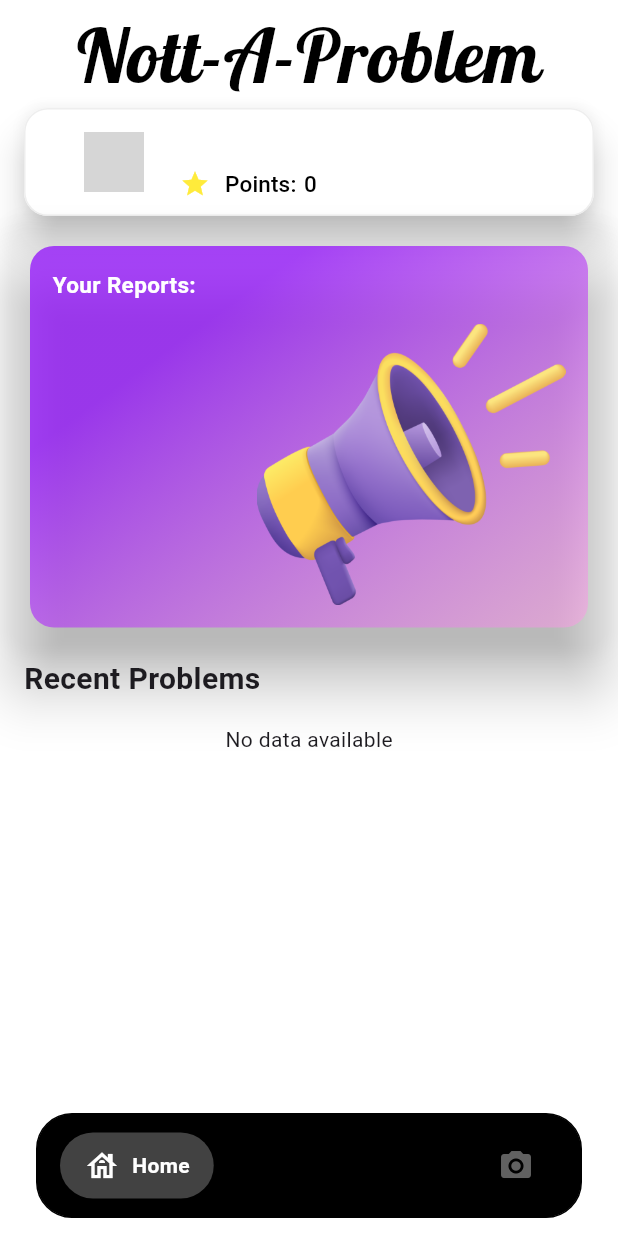
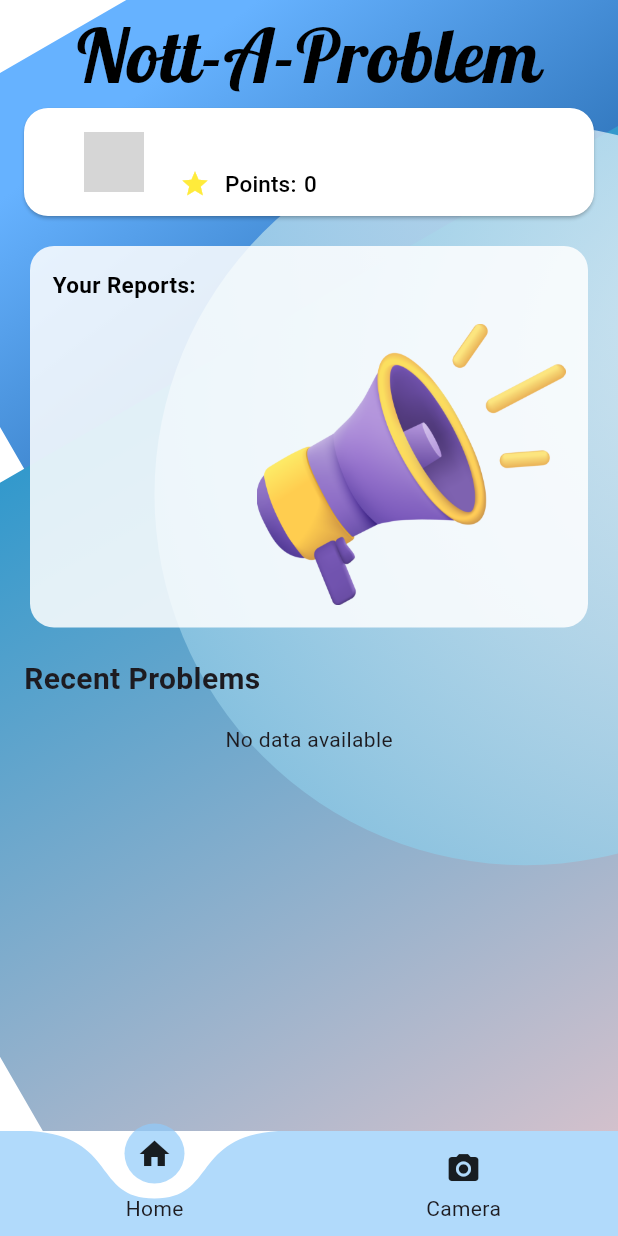
Before and after one commit to YeoYiXin/Problem-Reporting-System, a Flutter app: the screen it shows once a user with an empty profile is signed in, on a phone screen of 412 x 824 dp. Run offline on Flutter 3.47's test engine with Material 3 defaults, Android fonts, the phone set to English and light mode, and no system bars; drawn by our look-alikes of curved_labeled_navigation_bar, google_nav_bar; our stand-ins replace cloud_firestore, firebase_auth, firebase_core, firebase_database, firebase_storage, flutter_image_compress and 5 more; missing offline and left inert: maps_toolkit; accounts and stored records are empty; network calls fail; grey boxes are pictures that could not be loaded.

Commit message:
updated UI

```diff
--- a/lib/pages/dashboard/components/bottom_navigation_bar.dart
+++ b/lib/pages/dashboard/components/bottom_navigation_bar.dart
@@ -1,3 +1,5 @@
+import 'package:curved_labeled_navigation_bar/curved_navigation_bar.dart';
+import 'package:curved_labeled_navigation_bar/curved_navigation_bar_item.dart';
 import 'package:flutter/material.dart';
 import 'package:google_nav_bar/google_nav_bar.dart';
 import 'package:problem_reporting_system/pages/dashboard/services/Camera.dart';
@@ -36,42 +38,59 @@ class MyBottomNavigationBarState extends State<MyBottomNavigationBar> {
 
   @override
   Widget build(BuildContext context) {
-    return Container(
-      height: 70,
-      margin:
-      const EdgeInsets.symmetric(horizontal: 24, vertical: 12),
-      decoration: BoxDecoration(
-        color: Colors.black,
-        borderRadius: const BorderRadius.all(Radius.circular(24)),
-        border: Border.all(color: Colors.black),
-      ),
-      child: Padding(
-        padding: const EdgeInsets.symmetric(
-            horizontal: 15.0, vertical: 0),
-        child: GNav(
-          selectedIndex: _selectedIndex,
-          onTabChange: (selectedIndex) {
-            _navigateToPage(selectedIndex);
-          },
-          backgroundColor: Colors.transparent,
-          color: Colors.grey.shade700,
-          activeColor: Colors.white,
-          tabBackgroundColor: Colors.grey.shade800,
-          gap: 8,
-          padding: const EdgeInsets.symmetric(
-              horizontal: 16, vertical: 10),
-          tabs: const [
-            GButton(
-              icon: Icons.house_outlined,
-              text: 'Home',
-            ),
-            GButton(
-              icon: Icons.camera_alt,
-              text: 'Camera',
-            ),
-          ],
+    return CurvedNavigationBar(
+      color: Colors.blue.shade200.withOpacity(0.7), // Change color to match your theme
+      backgroundColor: Colors.transparent, // Transparent background
+      items: [
+        CurvedNavigationBarItem(
+          child: Icon(Icons.home),
+          label: 'Home',
         ),
-      ),
+        CurvedNavigationBarItem(
+          child: Icon(Icons.camera_alt),
+          label: 'Camera',
+        ),
+      ],
+      onTap: (index) {
+        _navigateToPage(index);
+      },
     );
+    // return Container(
+    //   height: 70,
+    //   margin:
+    //   const EdgeInsets.symmetric(horizontal: 24, vertical: 12),
+    //   // decoration: BoxDecoration(
+    //   //   color: Colors.black,
+    //   //   borderRadius: const BorderRadius.all(Radius.circular(24)),
+    //   //   border: Border.all(color: Colors.black),
+    //   // ),
+    //   child: Padding(
+    //     padding: const EdgeInsets.symmetric(
+    //         horizontal: 15.0, vertical: 0),
+    //     child: GNav(
+    //       selectedIndex: _selectedIndex,
+    //       onTabChange: (selectedIndex) {
+    //         _navigateToPage(selectedIndex);
+    //       },
+    //       // backgroundColor: Colors.black,
+    //       color: Colors.grey.shade700,
+    //       activeColor: Colors.white,
+    //       tabBackgroundColor: Colors.grey.shade800,
+    //       gap: 8,
+    //       padding: const EdgeInsets.symmetric(
+    //           horizontal: 16, vertical: 10),
+    //       tabs: const [
+    //         GButton(
+    //           icon: Icons.house_outlined,
+    //           text: 'Home',
+    //         ),
+    //         GButton(
+    //           icon: Icons.camera_alt,
+    //           text: 'Camera',
+    //         ),
+    //       ],
+    //     ),
+    //   ),
+    // );
   }
 }
--- a/lib/pages/dashboard/components/profile_button.dart
+++ b/lib/pages/dashboard/components/profile_button.dart
@@ -5,68 +5,6 @@ import 'package:gap/gap.dart';
 import '../functions/getName.dart';
 import '../functions/getPoints.dart';
 import '../functions/getProfilePic.dart';
-
-// Widget ProfileButton(BuildContext context, User currentUser) {
-//   return Builder(builder: (context) {
-//     return Padding(
-//       padding: const EdgeInsets.symmetric(horizontal: 16.0), // Add padding
-//       child: ElevatedButton(
-//         onPressed: () {
-//           Scaffold.of(context).openEndDrawer();
-//         },
-//         style: ElevatedButton.styleFrom(
-//           backgroundColor: Colors.white, // Set background color to white
-//           foregroundColor: Colors.black, // Set text color to black
-//           elevation: 10, // Add elevation to create a pop-out effect
-//           shape: RoundedRectangleBorder(
-//             borderRadius: BorderRadius.circular(16.0), // Rounded edges
-//             side: BorderSide(color: Colors.grey.shade200), // Border color
-//           ),
-//         ),
-//         child: Column(
-//           children: [
-//             Row(
-//               mainAxisAlignment: MainAxisAlignment.start,
-//               children: [
-//                 Container(
-//                   margin: const EdgeInsets.fromLTRB(16, 16, 16, 16),
-//                   child: GetProfilePic(uid: currentUser.uid),
-//                 ),
-//                 const SizedBox(
-//                     width: 8.0), // Adjust the spacing between icon and label
-//                 Expanded(
-//                   child: Column(
-//                     crossAxisAlignment: CrossAxisAlignment.start,
-//                     children: [
-//                       GetName(uid: currentUser.uid, section: "MainName"),
-//                       Row(
-//                         children: [
-//                           const Icon(Icons.star,
-//                               color: Colors.yellow,
-//                               size: 20), // Add the icon here
-//                           const Gap(10),
-//                           const Text(
-//                             'Points:',
-//                             style: TextStyle(
-//                                 fontSize: 15.0, color: Colors.black),
-//                           ),
-//                           const Gap(5),
-//                           GetPoints(uid: currentUser.uid),
-//                           const SizedBox(width: 8.0),
-//                           // Add the icon here
-//                         ],
-//                       ),
-//                     ],
-//                   ),
-//                 ),
-//               ],
-//             ),
-//           ],
-//         ),
-//       ),
-//     );
-//   });
-// }
 
 class ProfileButton extends StatefulWidget {
   final currentUser;
@@ -87,11 +25,11 @@ class _ProfileButtonState extends State<ProfileButton> {
         },
         style: ElevatedButton.styleFrom(
           backgroundColor: Colors.white, // Set background color to white
-          foregroundColor: Colors.black, // Set text color to black
-          elevation: 10, // Add elevation to create a pop-out effect
+          // foregroundColor: Colors.black, // Set text color to black
+          // elevation: 10, // Add elevation to create a pop-out effect
           shape: RoundedRectangleBorder(
             borderRadius: BorderRadius.circular(16.0), // Rounded edges
-            side: BorderSide(color: Colors.grey.shade200), // Border color
+            // side: BorderSide(color: Colors.grey.shade200), // Border color
           ),
         ),
         child: Column(
--- a/lib/pages/dashboard/components/user_report_card.dart
+++ b/lib/pages/dashboard/components/user_report_card.dart
@@ -17,7 +17,7 @@ class _UserReportCardState extends State<UserReportCard> {
   Widget build(BuildContext context) {
     CollectionReference problemsRecord = FirebaseFirestore.instance.collection('problemsRecord');
     return Card(
-      elevation: 15.0,
+      elevation: 0.0,
       shape: RoundedRectangleBorder(
         borderRadius: BorderRadius.circular(16.0),
       ),
@@ -25,14 +25,15 @@ class _UserReportCardState extends State<UserReportCard> {
       child: Container(
         margin: const EdgeInsets.all(16.0),
         decoration: BoxDecoration(
-          gradient: LinearGradient(
-            begin: Alignment.topCenter,
-            end: Alignment.bottomRight,
-            colors: [
-              const Color(0xFF8C00FF).withOpacity(0.7), // Light blue
-              const Color(0xFFFF9CE6).withOpacity(0.5), // Dark blue
-            ],
-          ),
+          // gradient: LinearGradient(
+          //   begin: Alignment.topCenter,
+          //   end: Alignment.bottomRight,
+          //   colors: [
+          //     const Color(0xFF0041E8),
+          //     const Color(0xFFBBA7F5).withOpacity(0.7),
+          //   ],
+          // ),
+          color: Colors.white.withOpacity(0.85),
           borderRadius: BorderRadius.circular(16.0),
         ),
         child: Padding(
@@ -48,7 +49,7 @@ class _UserReportCardState extends State<UserReportCard> {
                   style: TextStyle(
                     fontSize: 15.0,
                     fontWeight: FontWeight.bold,
-                    color: Colors.white,
+                    color: Colors.black,
                   ),
                 ),
               ),
--- a/lib/pages/dashboard/homepage.dart
+++ b/lib/pages/dashboard/homepage.dart
@@ -1,5 +1,6 @@
 import 'package:firebase_auth/firebase_auth.dart';
 import 'package:flutter/material.dart';
+import 'package:problem_reporting_system/pages/appBackground.dart';
 import 'package:problem_reporting_system/pages/dashboard/components/profile_button.dart';
 import 'package:problem_reporting_system/pages/dashboard/components/user_report_card.dart';
 import 'package:problem_reporting_system/pages/dashboard/services/recent_reports_items.dart';
@@ -34,6 +35,7 @@ class _HomeState extends State<Home> {
       backgroundColor: Colors.white,
       body: Stack(
         children: [
+          appBackground(),
           SafeArea(
             child: Column(
               crossAxisAlignment: CrossAxisAlignment.start,
--- a/lib/pages/dashboard/services/recent_reports_items.dart
+++ b/lib/pages/dashboard/services/recent_reports_items.dart
@@ -29,29 +29,33 @@ class UpdateCardItemsState extends State<UpdateCardItems> {
           child: Container(
             decoration: BoxDecoration(
               borderRadius: BorderRadius.circular(16.0),
-              gradient: LinearGradient(
-                begin: Alignment.topCenter,
-                end: Alignment.bottomRight,
-                colors: [Colors.redAccent, Color(0xFFF5A270)],
-              ),
+              // gradient: LinearGradient(
+              //   begin: Alignment.topCenter,
+              //   end: Alignment.bottomRight,
+              //   colors: [
+              //     const Color(0xFF0041E8).withOpacity(0.5),
+              //     const Color(0xFFBBA7F5).withOpacity(0.7),
+              //   ],
+              // ),
+              color: Colors.white.withOpacity(0.85),
             ),
             child: Padding(
               padding: const EdgeInsets.all(12.0),
               child: Stack(
                 alignment: Alignment.centerRight,
                 children: [
-                  Positioned(
-                    child: Container(
-                      width: MediaQuery.of(context).size.width / 4,
-                      child: ColorFiltered(
-                        colorFilter: ColorFilter.mode(
-                          Colors.orangeAccent.withOpacity(0.5), // Adjust the opacity as needed
-                          BlendMode.srcATop,
-                        ),
-                        child: Image.asset('assets/hazard.png'),
-                      ),
-                    ),
-                  ),
+                  // Positioned(
+                  //   child: Container(
+                  //     width: MediaQuery.of(context).size.width / 4,
+                  //     child: ColorFiltered(
+                  //       colorFilter: ColorFilter.mode(
+                  //         Colors.orangeAccent.withOpacity(0.5), // Adjust the opacity as needed
+                  //         BlendMode.srcATop,
+                  //       ),
+                  //       child: Image.asset('assets/hazard.png'),
+                  //     ),
+                  //   ),
+                  // ),
                   Row(
                     children: [
                       Image.network(widget.reportPicURL,
@@ -74,7 +78,7 @@ class UpdateCardItemsState extends State<UpdateCardItems> {
                           crossAxisAlignment: CrossAxisAlignment.stretch,
                           children: <Widget>[
                             // GetReportTitle(problemId: problemId),
-                            Text(widget.title,style: TextStyle(fontWeight: FontWeight.bold),),
+                            Text(widget.title,style: TextStyle(fontWeight: FontWeight.bold,),),
                             SizedBox(height: 8.0),
                             // GetReportStatus(problemId: problemId),
                             Text('Status: ' + widget.status),
--- a/lib/pages/dashboard/services/update.dart
+++ /dev/null
@@ -1,8 +0,0 @@
-class Update{
-  String issue = '';
-  String status = '';
-  //date
-  //time
-
-  Update({ required this.issue, required this.status});
-}
--- a/pubspec.yaml
+++ b/pubspec.yaml
@@ -53,6 +53,7 @@ dependencies:
   flutter_image_compress: ^2.1.0
   http_parser: ^4.0.2
   url_launcher: ^6.2.5
+  curved_labeled_navigation_bar: ^2.0.2
 
 
 #  tflite_flutter: ^0.10.3
```
Also changed, not shown: pubspec.lock, 1 other file.
